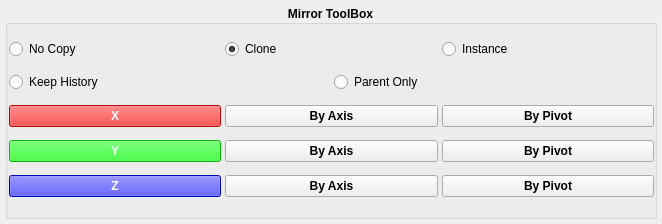
Before: the Qt Designer form src/developer/main/polytools/mirrortools/ui/mirrorUI.ui in code-google-com/mayatools, drawn with Qt 5.
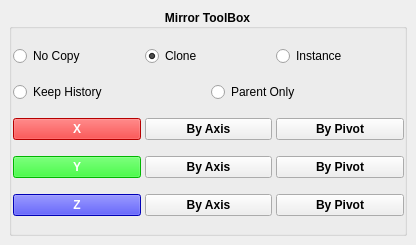
After: the same form once the commit is applied.

Patch:
```diff
--- a/src/developer/main/polytools/mirrortools/ui/mirrorUI.ui
+++ b/src/developer/main/polytools/mirrortools/ui/mirrorUI.ui
@@ -1,28 +1,20 @@
 <?xml version="1.0" encoding="UTF-8"?>
 <ui version="4.0">
- <class>Form</class>
- <widget class="QWidget" name="Form">
+ <class>MainWindow</class>
+ <widget class="QMainWindow" name="MainWindow">
   <property name="geometry">
    <rect>
     <x>0</x>
     <y>0</y>
-    <width>662</width>
-    <height>224</height>
+    <width>416</width>
+    <height>245</height>
    </rect>
   </property>
   <property name="windowTitle">
    <string>Form</string>
   </property>
+  <widget class="QWidget" name="centralwidget">
   <layout class="QVBoxLayout" name="verticalLayout">
-   <property name="spacing">
-    <number>3</number>
-   </property>
-   <property name="sizeConstraint">
-    <enum>QLayout::SetMinimumSize</enum>
-   </property>
-   <property name="margin">
-    <number>5</number>
-   </property>
    <item>
     <widget class="QGroupBox" name="groupBox_2">
      <property name="sizePolicy">
@@ -343,6 +335,7 @@
     </widget>
    </item>
   </layout>
+  </widget>
  </widget>
  <resources/>
  <connections/>
```
Left out of the diff: 2 changed lines with no effect on the pictures. Lines whose indentation alone changed are shown as unchanged.
